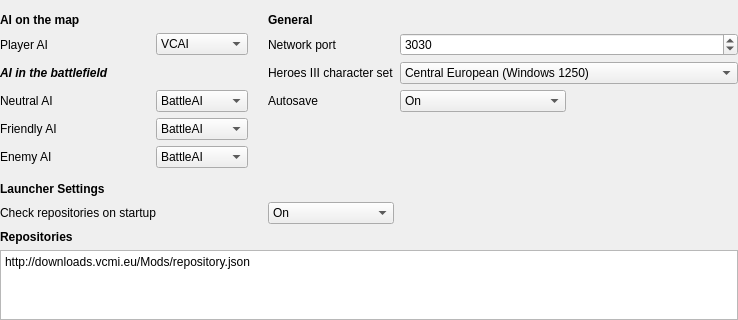
The window that launcher/settingsView/csettingsview_moc.ui (vcmi/vcmi) describes before a commit, drawn with Qt 5; both pictures show x 0 to 738 and y 153 to 473 of the 738 by 473 pixel window.
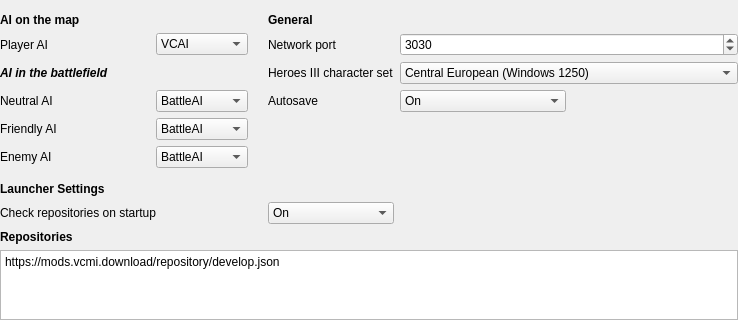
The same window after the commit.

Commit message: Launcher: update repository URL

```diff
--- a/launcher/settingsView/csettingsview_moc.ui
+++ b/launcher/settingsView/csettingsview_moc.ui
@@ -244,7 +244,7 @@
       <enum>QPlainTextEdit::NoWrap</enum>
      </property>
      <property name="plainText">
-      <string>http://downloads.vcmi.eu/Mods/repository.json</string>
+      <string>https://mods.vcmi.download/repository/develop.json</string>
      </property>
     </widget>
    </item>
```
The commit also changes 1 other file.
